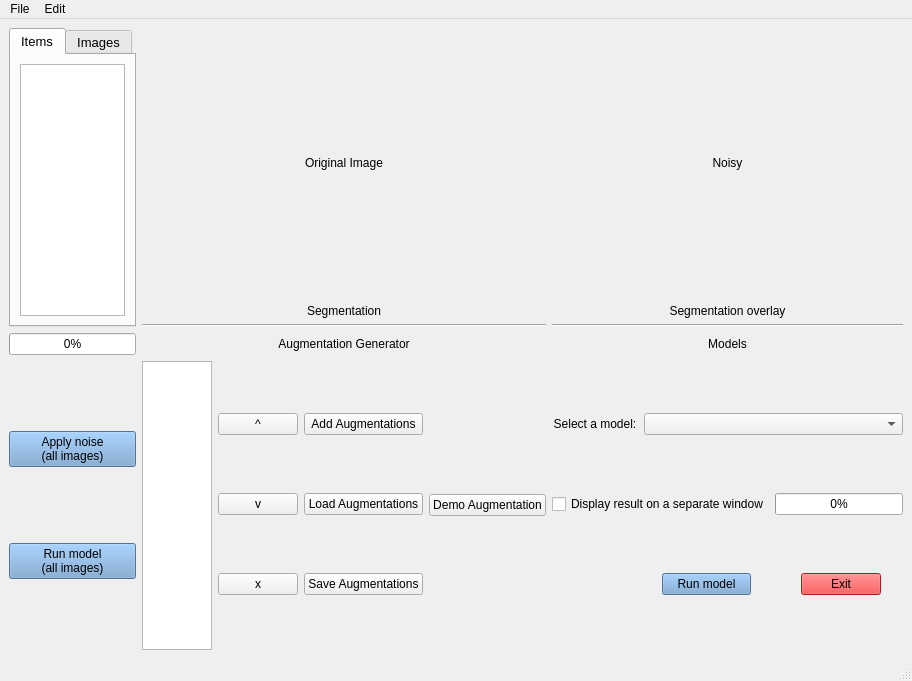
This is src/qt_designer_file/main_window_new.ui in rettholzapfel33/Noisey-image as Qt 5 draws it before an edit. The edited form follows.
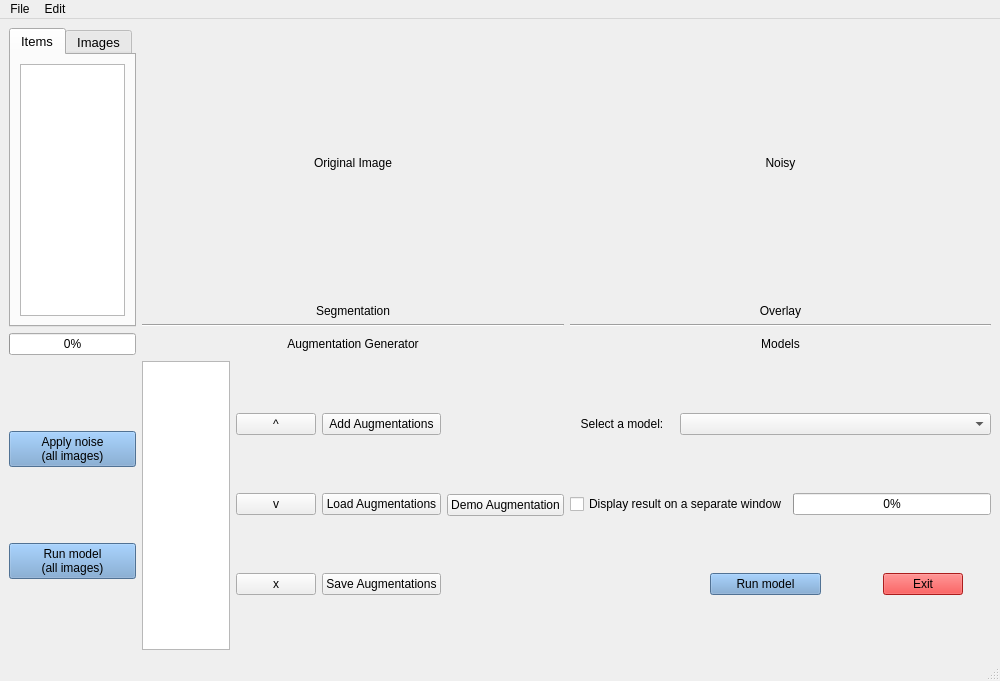
This is the edited form. Custom widgets are drawn as their Qt base class.

The edit to the form file:
```diff
--- a/src/qt_designer_file/main_window_new.ui
+++ b/src/qt_designer_file/main_window_new.ui
@@ -6,7 +6,7 @@
    <rect>
     <x>0</x>
     <y>0</y>
-    <width>912</width>
+    <width>1000</width>
     <height>681</height>
    </rect>
   </property>
@@ -285,7 +285,7 @@
           <item>
            <widget class="QLabel" name="label_11">
             <property name="text">
-             <string>Segmentation overlay</string>
+             <string>Overlay</string>
             </property>
             <property name="alignment">
              <set>Qt::AlignCenter</set>
@@ -449,7 +449,7 @@
     <rect>
      <x>0</x>
      <y>0</y>
-     <width>912</width>
+     <width>1000</width>
      <height>22</height>
     </rect>
    </property>
```
